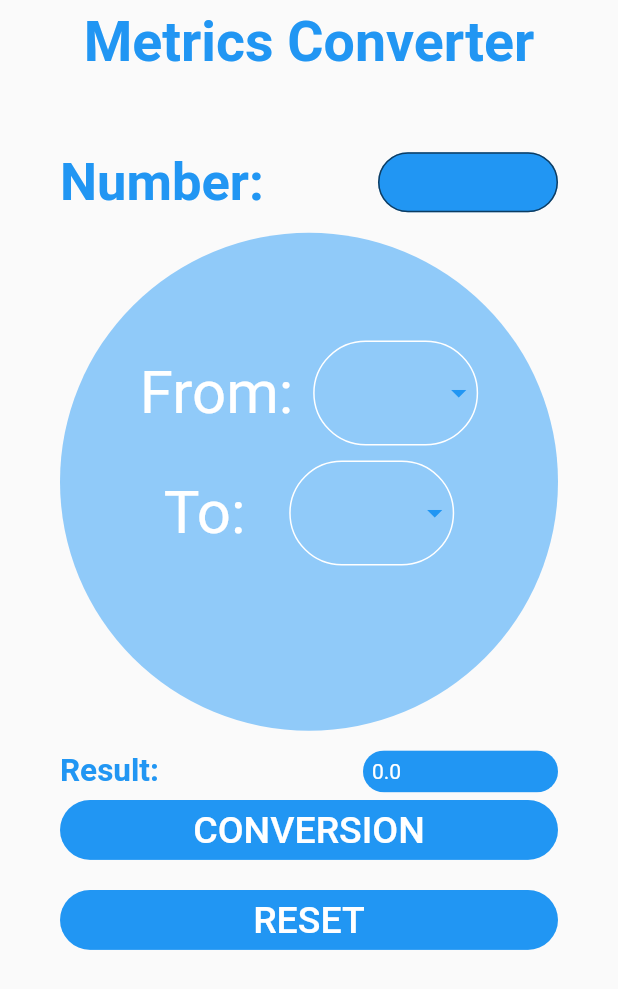
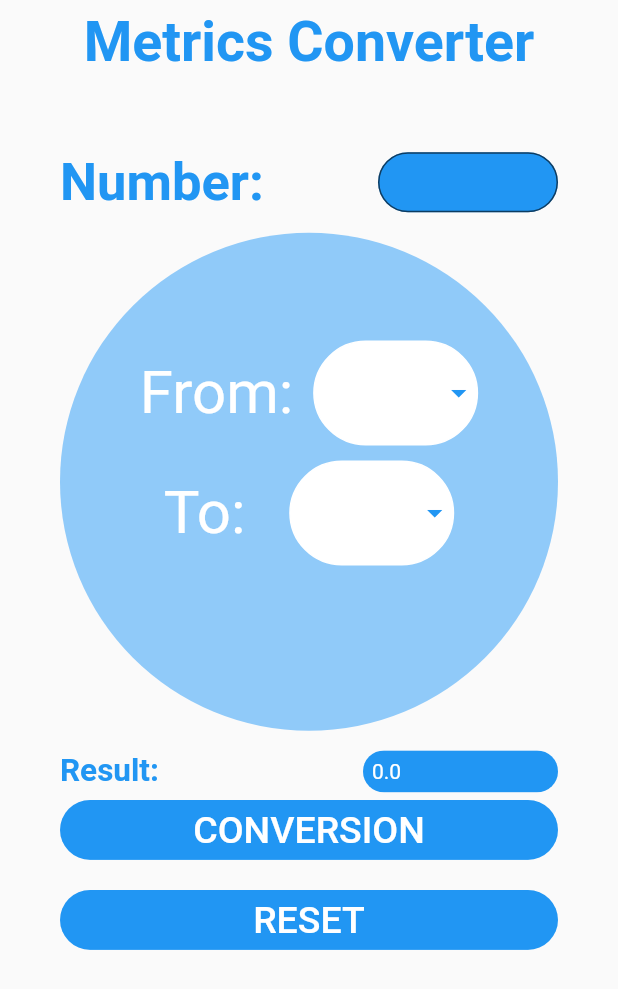
Before and after one commit to zimabueter/flutter-homeworks, a Flutter app: the screen it shows after launch, on a phone screen of 412 x 824 dp. Shown: the top 989 px of the screen. Run offline on Flutter 3.47's test engine with Material 2 defaults, Android fonts, the light colour scheme and no system bars.

Commit message:
Update Container

```diff
--- a/Task2/lib/presentation/home.dart
+++ b/Task2/lib/presentation/home.dart
@@ -115,6 +115,7 @@ class _HomeScreenState extends State<MyHomePage> {
                                   ),
                                   Container(
                                     decoration: BoxDecoration(
+                                      color: Colors.white,
                                       border: Border.all(color: Colors.white),
                                       borderRadius: BorderRadius.circular(45),
                                     ),
@@ -171,6 +172,7 @@ class _HomeScreenState extends State<MyHomePage> {
                                   ),
                                   Container(
                                     decoration: BoxDecoration(
+                                      color: Colors.white,
                                       border: Border.all(color: Colors.white),
                                       borderRadius: BorderRadius.circular(45),
                                     ),
```
